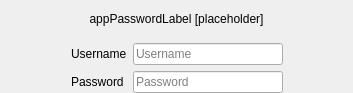
Above: src/gui/loginrequireddialog/basicloginwidget.ui from GrossLukas/client before the change. Below: the same form after it.
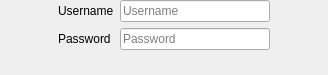
That is the form after the change.

Commit message: Remove app password hints

```diff
--- a/src/gui/loginrequireddialog/basicloginwidget.ui
+++ b/src/gui/loginrequireddialog/basicloginwidget.ui
@@ -6,8 +6,8 @@
    <rect>
     <x>0</x>
     <y>0</y>
-    <width>353</width>
-    <height>93</height>
+    <width>328</width>
+    <height>75</height>
    </rect>
   </property>
   <property name="sizePolicy">
@@ -19,7 +19,7 @@
   <property name="windowTitle">
    <string>BasicLoginWidget</string>
   </property>
-  <layout class="QVBoxLayout" name="verticalLayout">
+  <layout class="QHBoxLayout" name="horizontalLayout_2">
    <property name="leftMargin">
     <number>0</number>
    </property>
@@ -33,21 +33,6 @@
     <number>0</number>
    </property>
    <item>
-    <widget class="QLabel" name="appPasswordLabel">
-     <property name="text">
-      <string notr="true">appPasswordLabel [placeholder]</string>
-     </property>
-     <property name="alignment">
-      <set>Qt::AlignCenter</set>
-     </property>
-     <property name="wordWrap">
-      <bool>true</bool>
-     </property>
-    </widget>
-   </item>
-   <item>
-    <layout class="QHBoxLayout" name="horizontalLayout" stretch="1,0,1">
-     <item>
       <spacer name="horizontalSpacer_2">
        <property name="orientation">
         <enum>Qt::Horizontal</enum>
@@ -119,8 +104,6 @@
         </size>
        </property>
       </spacer>
-     </item>
-    </layout>
    </item>
   </layout>
  </widget>
```
Left out of the diff: 28 changed lines with no effect on the pictures. Lines whose indentation alone changed are shown as unchanged. The commit also changes 5 other files.
